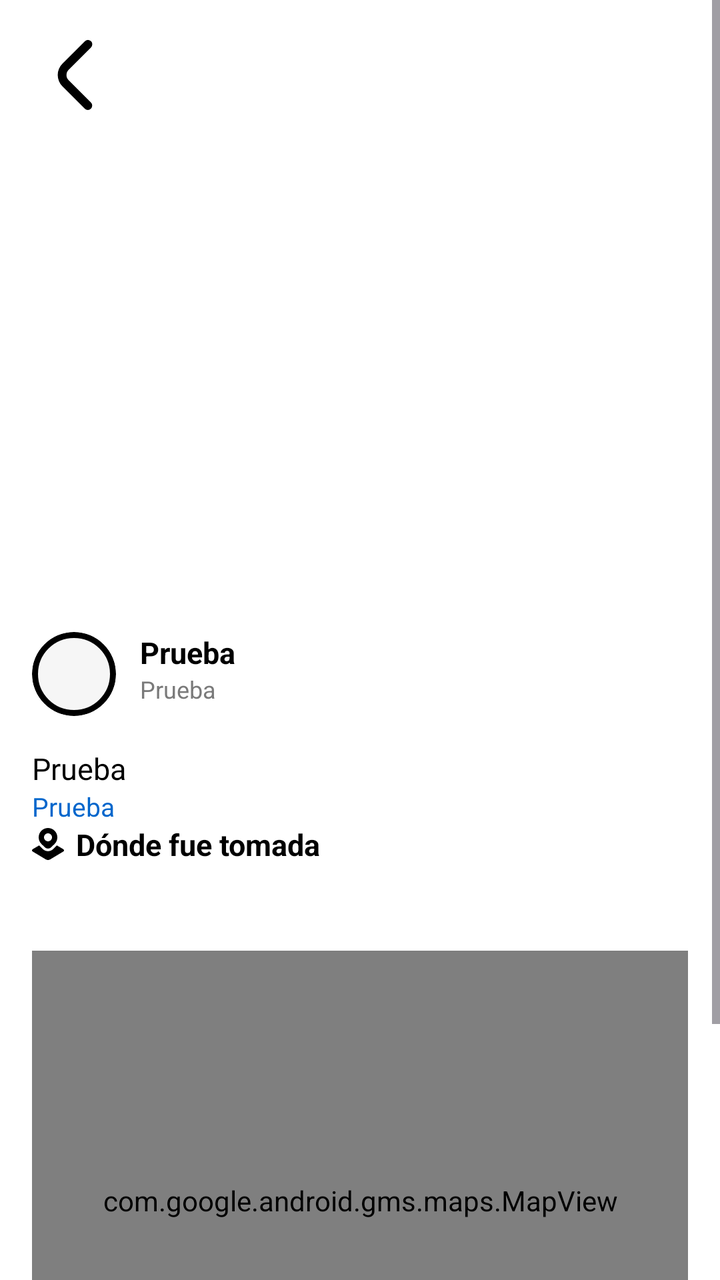
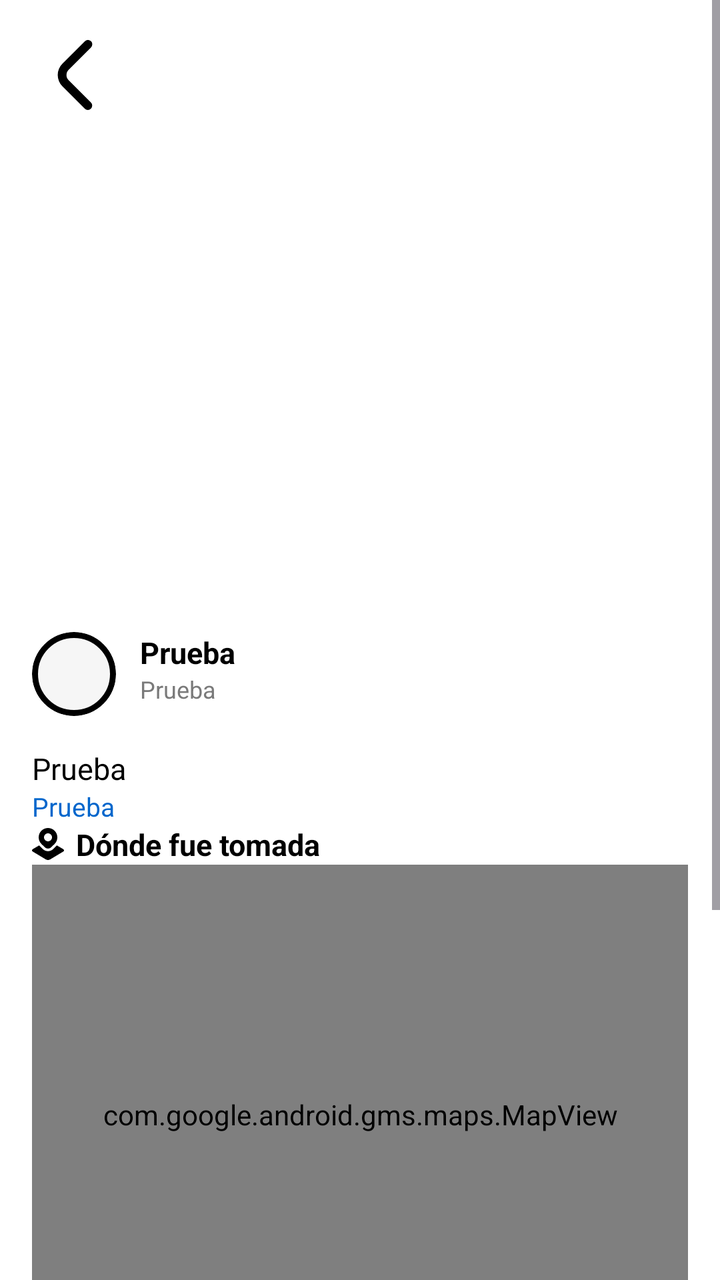

Screens rendered from an Android XML layout before and after an edit, with the pre-edit source and the edit as a unified diff.
<!-- AndroidManifest.xml: application theme Theme.Momentia -->
<!-- res/layout/activity_post_detail.xml -->
<?xml version="1.0" encoding="utf-8"?>
<ScrollView xmlns:android="http://schemas.android.com/apk/res/android"
    xmlns:app="http://schemas.android.com/apk/res-auto"
    android:layout_width="match_parent"
    android:layout_height="match_parent"
    android:background="@color/primary"
    android:fillViewport="true">

    <androidx.constraintlayout.widget.ConstraintLayout
        android:layout_width="match_parent"
        android:layout_height="wrap_content"
        android:minHeight="800dp">

        <ImageView
            android:id="@+id/ivDetailImage"
            android:layout_width="0dp"
            android:layout_height="300dp"
            android:scaleType="centerCrop"
            android:src="@mipmap/ic_launcher_round"
            app:layout_constraintEnd_toEndOf="parent"
            app:layout_constraintStart_toStartOf="parent"
            app:layout_constraintTop_toTopOf="parent" />

        <ImageButton
            android:id="@+id/btnBack"
            android:layout_width="wrap_content"
            android:layout_height="wrap_content"
            android:layout_marginStart="8dp"
            android:layout_marginTop="8dp"
            android:background="@null"
            android:clickable="true"
            android:focusable="true"
            android:padding="12dp"
            android:src="@drawable/back"
            app:layout_constraintStart_toStartOf="parent"
            app:layout_constraintTop_toTopOf="parent" />

        <androidx.constraintlayout.widget.ConstraintLayout
            android:id="@+id/layoutAuthor"
            android:layout_width="0dp"
            android:layout_height="wrap_content"
            android:padding="16dp"
            app:layout_constraintEnd_toEndOf="parent"
            app:layout_constraintStart_toStartOf="parent"
            app:layout_constraintTop_toBottomOf="@id/ivDetailImage">

            <ImageView
                android:id="@+id/ivDetailUserPhoto"
                android:layout_width="42dp"
                android:layout_height="42dp"
                android:background="@drawable/bg_circle_photo"
                android:clipToOutline="true"
                android:scaleType="centerCrop"
                android:src="@mipmap/ic_launcher"
                app:layout_constraintBottom_toBottomOf="parent"
                app:layout_constraintStart_toStartOf="parent"
                app:layout_constraintTop_toTopOf="parent" />

            <TextView
                android:id="@+id/tvDetailUserName"
                android:layout_width="0dp"
                android:layout_height="wrap_content"
                android:layout_marginStart="12dp"
                android:text="Prueba"
                android:textColor="@color/black"
                android:textSize="15sp"
                android:textStyle="bold"
                app:layout_constraintBottom_toTopOf="@id/tvDetailDate"
                app:layout_constraintEnd_toEndOf="parent"
                app:layout_constraintStart_toEndOf="@id/ivDetailUserPhoto"
                app:layout_constraintTop_toTopOf="@id/ivDetailUserPhoto" />

            <TextView
                android:id="@+id/tvDetailDate"
                android:layout_width="wrap_content"
                android:layout_height="wrap_content"
                android:layout_marginStart="12dp"
                android:text="Prueba"
                android:textColor="@color/text_hint"
                android:textSize="12sp"
                app:layout_constraintStart_toEndOf="@id/ivDetailUserPhoto"
                app:layout_constraintTop_toBottomOf="@id/tvDetailUserName" />

        </androidx.constraintlayout.widget.ConstraintLayout>

        <TextView
            android:id="@+id/tvDetailDescription"
            android:layout_width="0dp"
            android:layout_height="wrap_content"
            android:layout_marginStart="16dp"
            android:layout_marginEnd="16dp"
            android:layout_marginBottom="8dp"
            android:lineSpacingExtra="4dp"
            android:text="Prueba"
            android:textColor="@color/black"
            android:textSize="15sp"
            app:layout_constraintEnd_toEndOf="parent"
            app:layout_constraintStart_toStartOf="parent"
            app:layout_constraintTop_toBottomOf="@id/layoutAuthor" />

        <TextView
            android:id="@+id/tvDetailLocation"
            android:layout_width="wrap_content"
            android:layout_height="wrap_content"
            android:layout_marginStart="16dp"
            android:layout_marginBottom="16dp"
            android:text="Prueba"
            android:textColor="@color/blue"
            android:textSize="13sp"
            app:layout_constraintStart_toStartOf="parent"
            app:layout_constraintTop_toBottomOf="@id/tvDetailDescription" />

        <LinearLayout
            android:id="@+id/tvMapTitle"
            android:layout_width="0dp"
            android:layout_height="wrap_content"
            android:layout_marginStart="16dp"
            android:layout_marginEnd="16dp"
            android:layout_marginBottom="8dp"
            android:gravity="center_vertical"
            android:orientation="horizontal"
            app:layout_constraintEnd_toEndOf="parent"
            app:layout_constraintStart_toStartOf="parent"
            app:layout_constraintTop_toBottomOf="@id/tvDetailLocation">

            <ImageView
                android:layout_width="16dp"
                android:layout_height="16dp"
                android:layout_marginEnd="6dp"
                android:src="@drawable/location" />

            <TextView
                android:layout_width="wrap_content"
                android:layout_height="wrap_content"
                android:text="Dónde fue tomada"
                android:textColor="@color/black"
                android:textSize="15sp"
                android:textStyle="bold" />

        </LinearLayout>

        <com.google.android.gms.maps.MapView
            android:id="@+id/mapView"
            android:layout_width="0dp"
            android:layout_height="250dp"
            android:layout_marginStart="16dp"
            android:layout_marginEnd="16dp"
            android:layout_marginBottom="32dp"
            app:layout_constraintBottom_toBottomOf="parent"
            app:layout_constraintEnd_toEndOf="parent"
            app:layout_constraintStart_toStartOf="parent"
            app:layout_constraintTop_toBottomOf="@id/tvMapTitle" />

    </androidx.constraintlayout.widget.ConstraintLayout>
</ScrollView>
<!-- resources referenced by this layout -->
<resources>
  <color name="black">#FF000000</color>
  <color name="blue">#0066CC</color>
  <color name="primary">#FFFFFF</color>
  <color name="text_hint">#7A7A7A</color>
  <!-- drawable back (drawable) -->
  <vector xmlns:android="http://schemas.android.com/apk/res/android"
      android:width="35dp"
      android:height="35dp"
      android:viewportWidth="24"
      android:viewportHeight="24">
    <path
        android:fillColor="#FF000000"
        android:pathData="M17.921,1.505a1.5,1.5 0,0 1,-0.44 1.06L9.809,10.237a2.5,2.5 0,0 0,0 3.536l7.662,7.662a1.5,1.5 0,0 1,-2.121 2.121L7.688,15.9a5.506,5.506 0,0 1,0 -7.779L15.36,0.444a1.5,1.5 0,0 1,2.561 1.061Z"/>
  </vector>
  <!-- drawable bg_circle_photo (drawable) -->
  <?xml version="1.0" encoding="utf-8"?>
  <shape xmlns:android="http://schemas.android.com/apk/res/android" android:shape="oval">
      <solid android:color="@color/input_bg"/>
      <stroke android:width="3dp" android:color="@color/black"/>
  </shape>
  <!-- drawable location (drawable) -->
  <vector xmlns:android="http://schemas.android.com/apk/res/android"
      android:width="24dp"
      android:height="24dp"
      android:viewportWidth="24"
      android:viewportHeight="24">
    <path
        android:fillColor="#FF000000"
        android:pathData="m16.949,2.05c-1.321,-1.322 -3.079,-2.05 -4.949,-2.05s-3.628,0.728 -4.95,2.05c-2.729,2.729 -2.729,7.17 0.008,9.907l2.495,2.44c0.675,0.66 1.561,0.99 2.447,0.99s1.772,-0.33 2.447,-0.99l2.502,-2.448c1.322,-1.322 2.051,-3.08 2.051,-4.95s-0.729,-3.627 -2.051,-4.95ZM12,9.99c-1.657,0 -3,-1.343 -3,-3s1.343,-3 3,-3 3,1.343 3,3 -1.343,3 -3,3ZM24,16.762c0.002,0.354 -0.183,0.682 -0.485,0.863l-9.861,5.917c-0.51,0.306 -1.082,0.459 -1.653,0.459s-1.144,-0.153 -1.653,-0.459L0.485,17.625c-0.303,-0.182 -0.487,-0.51 -0.485,-0.863 0.002,-0.353 0.19,-0.679 0.495,-0.857l4.855,-2.842c0.1,0.11 0.203,0.219 0.309,0.325l2.495,2.439c1.028,1.006 2.395,1.561 3.846,1.561s2.817,-0.555 3.846,-1.561l2.518,-2.463c0.098,-0.098 0.194,-0.199 0.287,-0.301l4.854,2.841c0.305,0.179 0.493,0.505 0.495,0.857Z"/>
  </vector>
  <!-- mipmap ic_launcher (mipmap-anydpi-v26) -->
  <?xml version="1.0" encoding="utf-8"?>
  <adaptive-icon xmlns:android="http://schemas.android.com/apk/res/android">
      <background android:drawable="@drawable/ic_launcher_background"/>
      <foreground android:drawable="@mipmap/ic_launcher_foreground"/>
      <monochrome android:drawable="@mipmap/ic_launcher_foreground"/>
  </adaptive-icon>
  <!-- mipmap ic_launcher_round (mipmap-anydpi-v26) -->
  <?xml version="1.0" encoding="utf-8"?>
  <adaptive-icon xmlns:android="http://schemas.android.com/apk/res/android">
      <background android:drawable="@drawable/ic_launcher_background"/>
      <foreground android:drawable="@mipmap/ic_launcher_foreground"/>
      <monochrome android:drawable="@mipmap/ic_launcher_foreground"/>
  </adaptive-icon>
  <style name="Theme.Momentia" parent="Base.Theme.Momentia" />
  <color name="input_bg">#F6F6F6</color>
  <!-- drawable ic_launcher_background: vector/xml drawable (drawable, 4866 chars, omitted) -->
  <style name="Base.Theme.Momentia" parent="Theme.Material3.DayNight.NoActionBar">
          
          
      </style>
</resources>

<!-- the commit's change to res/layout/activity_post_detail.xml (unified diff, before → after) -->
@@ -9,7 +9,7 @@
     <androidx.constraintlayout.widget.ConstraintLayout
         android:layout_width="match_parent"
         android:layout_height="wrap_content"
-        android:minHeight="800dp">
+        android:minHeight="900dp">
 
         <ImageView
             android:id="@+id/ivDetailImage"
@@ -146,7 +146,6 @@
             android:layout_marginStart="16dp"
             android:layout_marginEnd="16dp"
             android:layout_marginBottom="32dp"
-            app:layout_constraintBottom_toBottomOf="parent"
             app:layout_constraintEnd_toEndOf="parent"
             app:layout_constraintStart_toStartOf="parent"
             app:layout_constraintTop_toBottomOf="@id/tvMapTitle" />
